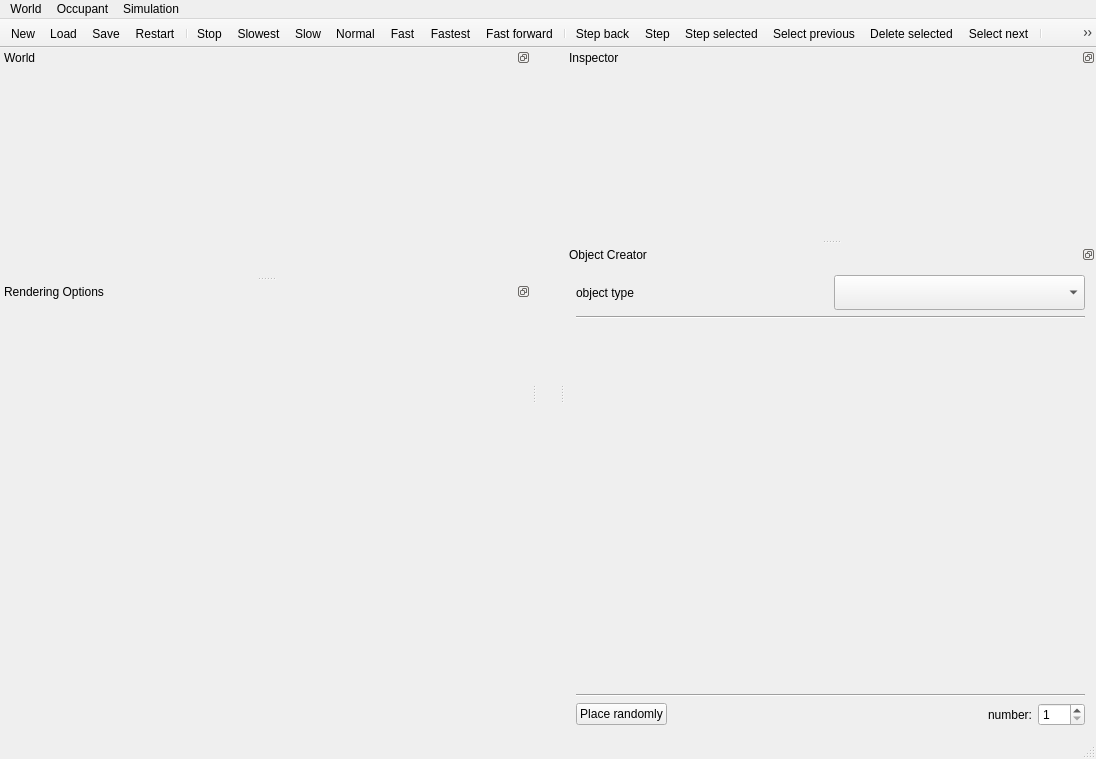
This is gui/mainwindow.ui in taliesinb/floatworld as Qt 5 draws it before an edit. The edited form follows.
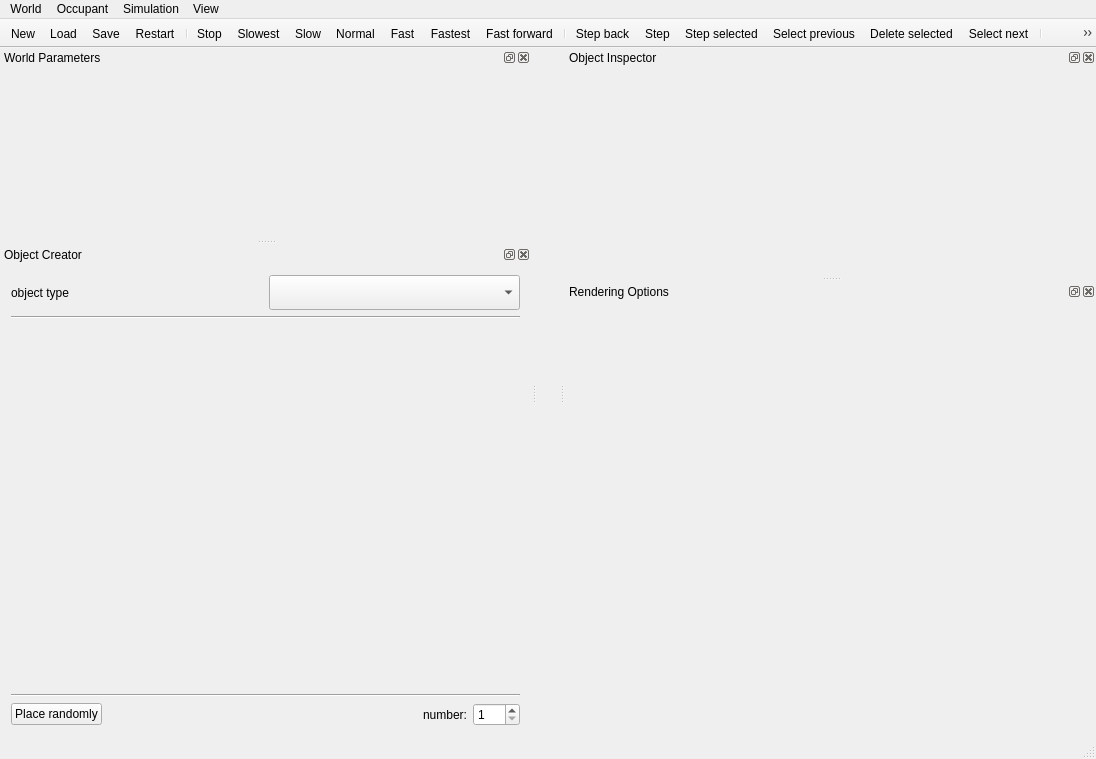
This is the edited form. Icons and pictures are not drawn. Custom widgets are drawn as their Qt base class.

Commit message: Ability to hide/show dock widgets.

The edit to the form file:
```diff
--- a/gui/mainwindow.ui
+++ b/gui/mainwindow.ui
@@ -98,9 +98,15 @@
     <addaction name="actionStepBack"/>
     <addaction name="actionStep"/>
    </widget>
+   <widget class="QMenu" name="menuView">
+    <property name="title">
+     <string>View</string>
+    </property>
+   </widget>
    <addaction name="menuFile"/>
    <addaction name="menuOccupant"/>
    <addaction name="menuSimulation"/>
+   <addaction name="menuView"/>
   </widget>
   <widget class="QToolBar" name="mainToolBar">
    <property name="movable">
@@ -147,17 +153,23 @@
     </size>
    </property>
    <property name="features">
-    <set>QDockWidget::DockWidgetFloatable|QDockWidget::DockWidgetMovable</set>
+    <set>QDockWidget::AllDockWidgetFeatures</set>
    </property>
    <property name="windowTitle">
-    <string>World</string>
+    <string>World Parameters</string>
    </property>
    <attribute name="dockWidgetArea">
     <number>1</number>
    </attribute>
    <widget class="QWidget" name="gridBox"/>
   </widget>
-  <widget class="QDockWidget" name="dockInspector">
+  <widget class="QDockWidget" name="dockObjectInspector">
+   <property name="sizePolicy">
+    <sizepolicy hsizetype="Preferred" vsizetype="Expanding">
+     <horstretch>0</horstretch>
+     <verstretch>4</verstretch>
+    </sizepolicy>
+   </property>
    <property name="minimumSize">
     <size>
      <width>275</width>
@@ -165,17 +177,23 @@
     </size>
    </property>
    <property name="features">
-    <set>QDockWidget::DockWidgetFloatable|QDockWidget::DockWidgetMovable</set>
+    <set>QDockWidget::AllDockWidgetFeatures</set>
    </property>
    <property name="windowTitle">
-    <string>Inspector</string>
+    <string>Object Inspector</string>
    </property>
    <attribute name="dockWidgetArea">
     <number>2</number>
    </attribute>
    <widget class="QWidget" name="occupantBox"/>
   </widget>
-  <widget class="QDockWidget" name="dockWidget">
+  <widget class="QDockWidget" name="dockRendering">
+   <property name="sizePolicy">
+    <sizepolicy hsizetype="Preferred" vsizetype="MinimumExpanding">
+     <horstretch>0</horstretch>
+     <verstretch>1</verstretch>
+    </sizepolicy>
+   </property>
    <property name="minimumSize">
     <size>
      <width>78</width>
@@ -183,13 +201,13 @@
     </size>
    </property>
    <property name="features">
-    <set>QDockWidget::DockWidgetFloatable|QDockWidget::DockWidgetMovable</set>
+    <set>QDockWidget::AllDockWidgetFeatures</set>
    </property>
    <property name="windowTitle">
     <string>Rendering Options</string>
    </property>
    <attribute name="dockWidgetArea">
-    <number>1</number>
+    <number>2</number>
    </attribute>
    <widget class="QWidget" name="renderSettingsBox"/>
   </widget>
@@ -201,13 +219,13 @@
     </size>
    </property>
    <property name="features">
-    <set>QDockWidget::DockWidgetFloatable|QDockWidget::DockWidgetMovable</set>
+    <set>QDockWidget::AllDockWidgetFeatures</set>
    </property>
    <property name="windowTitle">
     <string>Object Creator</string>
    </property>
    <attribute name="dockWidgetArea">
-    <number>2</number>
+    <number>1</number>
    </attribute>
    <widget class="QWidget" name="objectBox">
     <layout class="QVBoxLayout" name="verticalLayout">
```
Left out of the diff: 18 changed lines with no effect on the pictures. The commit also changes 3 other files.
